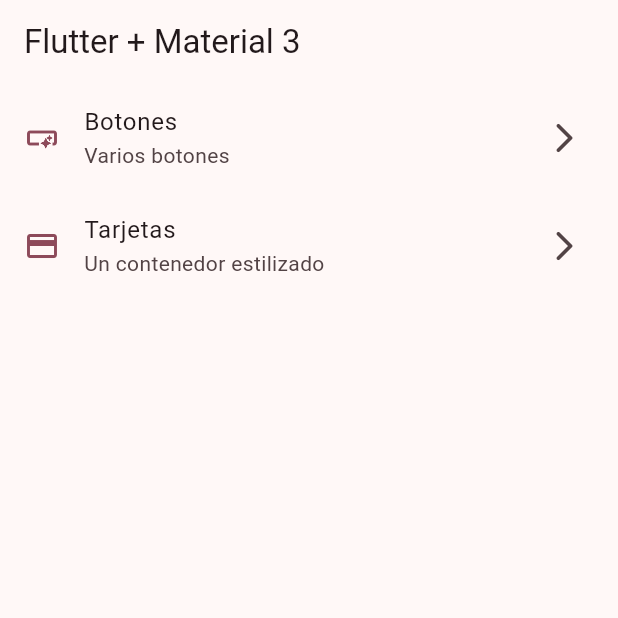
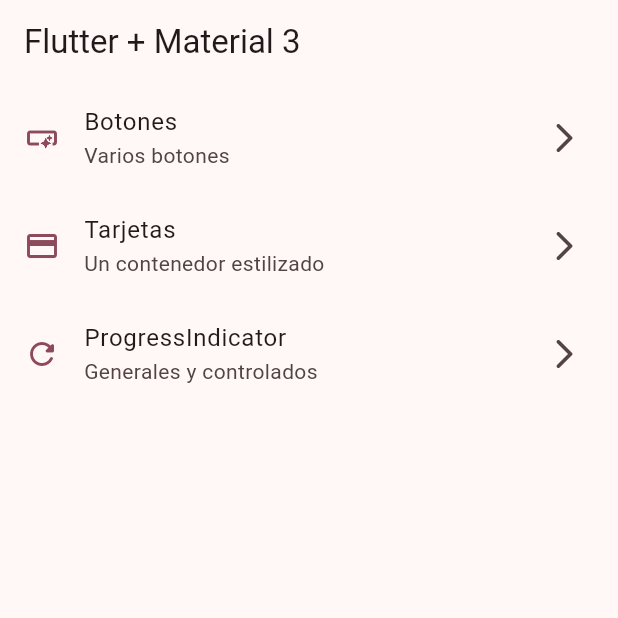
Before and after one commit to Angel453-jpg/widgets-app-flutter, a Flutter app: the screen it shows after launch, on a phone screen of 412 x 824 dp, the top half of it. Run offline on Flutter 3.47's test engine with Material 3 defaults, Android fonts, the phone set to English and light mode, and no system bars; our stand-ins replace go_router.

Commit message:
Progress indicators finish

```diff
--- a/lib/config/menu/menu_items.dart
+++ b/lib/config/menu/menu_items.dart
@@ -27,4 +27,10 @@ const appMenuItems = <MenuItems>[
     link: '/cards',
     icon: Icons.credit_card,
   ),
+  MenuItems(
+    title: 'ProgressIndicator',
+    subTitle: 'Generales y controlados',
+    link: '/progress',
+    icon: Icons.refresh_rounded,
+  ),
 ];
--- a/lib/config/router/app_router.dart
+++ b/lib/config/router/app_router.dart
@@ -19,5 +19,10 @@ final appRouter = GoRouter(
       name: CardsScreen.name,
       builder: (context, state) => CardsScreen(),
     ),
+    GoRoute(
+      path: '/progress',
+      name: ProgressScreen.name,
+      builder: (context, state) => ProgressScreen(),
+    ),
   ],
 );
```
Also changed, not shown: lib/presentation/screens/progress/progress_screen.dart (+61 -1 lines).
